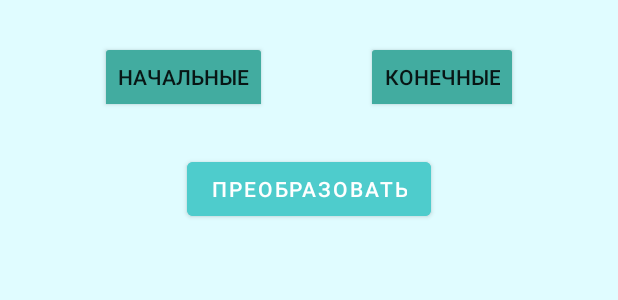
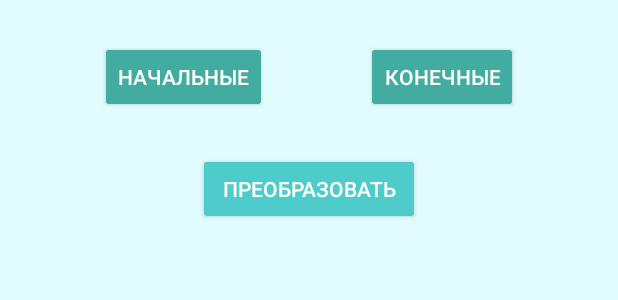
Before and after one commit to pavelapk/Editorium, an Android app: the layout fragment_affine_tool.xml on its own in the app's theme, with its tools: preview values and no code run, on a phone screen of 412 x 824 dp. Shown: the top 300 px of the screen. Run offline under Robolectric (Android 15) with nearby library versions, the light colour scheme and no system bars.

Commit message:
change button style

```diff
--- a/app/src/main/res/layout/fragment_affine_tool.xml
+++ b/app/src/main/res/layout/fragment_affine_tool.xml
@@ -7,10 +7,8 @@
     android:layout_height="@dimen/tool_height">
 
     <ToggleButton
+        android:id="@+id/startPointsToggle"
         style="@style/DarkBtn"
-        android:id="@+id/startPointsToggle"
-        android:layout_width="wrap_content"
-        android:layout_height="wrap_content"
         android:textOff="@string/startPoints"
         android:textOn="@string/place"
         app:layout_constraintBottom_toTopOf="@+id/transformBtn"
@@ -20,10 +18,8 @@
         app:layout_constraintTop_toTopOf="parent" />
 
     <ToggleButton
+        android:id="@+id/endPointsToggle"
         style="@style/DarkBtn"
-        android:id="@+id/endPointsToggle"
-        android:layout_width="wrap_content"
-        android:layout_height="wrap_content"
         android:textOff="@string/endPoints"
         android:textOn="@string/place"
         app:layout_constraintBottom_toTopOf="@+id/transformBtn"
--- a/app/src/main/res/values/styles.xml
+++ b/app/src/main/res/values/styles.xml
@@ -10,23 +10,30 @@
         <item name="android:minWidth">48dp</item>
         <item name="android:minHeight">48dp</item>
     </style>
-    <style name="Button">
+
+    <style name="Button" parent="Widget.AppCompat.Button">
         <item name="android:layout_height">wrap_content</item>
         <item name="android:layout_width">wrap_content</item>
     </style>
-    <style name="Button.Color">
+
+    <style name="Button.Color" parent="Button">
         <item name="android:backgroundTint">@color/colorBackgroundButton</item>
     </style>
+
     <style name="Button.Color.Size">
         <item name="android:textSize">10sp</item>
     </style>
+
     <style name="Text">
-       <item name="android:textColor">@color/colorText</item>
+        <item name="android:textColor">@color/colorText</item>
     </style>
+
     <style name="ImgBtnColor">
         <item name="backgroundTint">@color/colorImgBtn</item>
     </style>
-    <style name="DarkBtn">
+
+    <style name="DarkBtn" parent="Button">
         <item name="backgroundTint">@color/colorBackgroundBtnDark</item>
+        <item name="android:textColor">@color/white</item>
     </style>
 </resources>
```
Also changed, not shown: app/src/main/java/ru/imageella/editorium/MainActivity.kt (+9 -2 lines).
